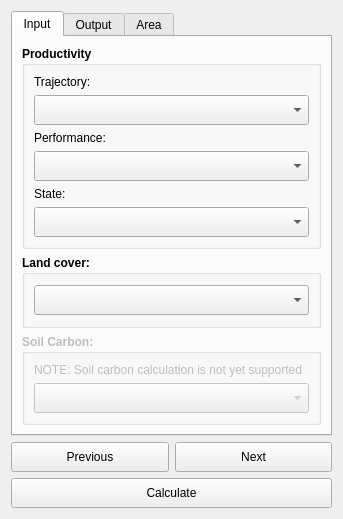
The window that LDMP/gui/DlgReportingUNCCD.ui (ConservationInternational/trends.earth) describes before a commit, drawn with Qt 5.
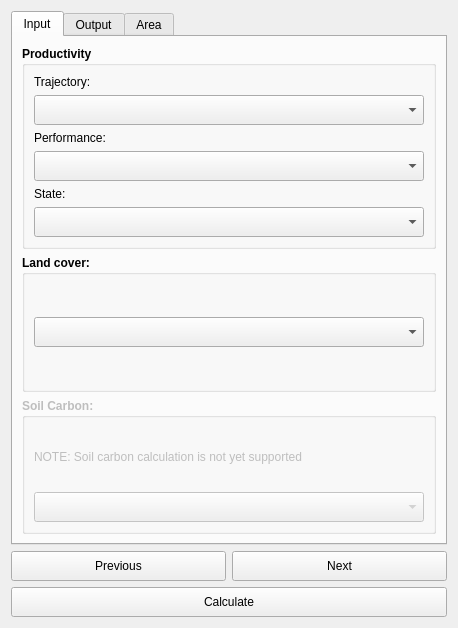
The same window after the commit.

Commit message: Fix dialog loading issue, bump version.

Diff of the .ui file:
```diff
--- a/LDMP/gui/DlgReportingUNCCD.ui
+++ b/LDMP/gui/DlgReportingUNCCD.ui
@@ -6,8 +6,8 @@
    <rect>
     <x>0</x>
     <y>0</y>
-    <width>337</width>
-    <height>486</height>
+    <width>458</width>
+    <height>628</height>
    </rect>
   </property>
   <property name="sizePolicy">
```
Left out of the diff: 4 changed lines with no effect on the pictures. The commit also changes 2 other files.
